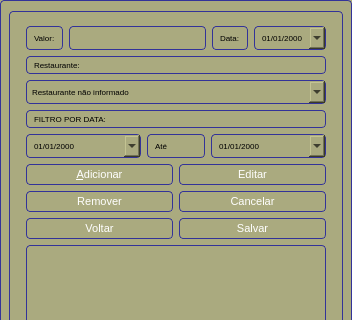
The window that ui/almoco.ui (tiagopascal/Almoco) describes before a commit, drawn with Qt 5; both pictures show x 0 to 352 and y 0 to 320 of the 352 by 538 pixel window.
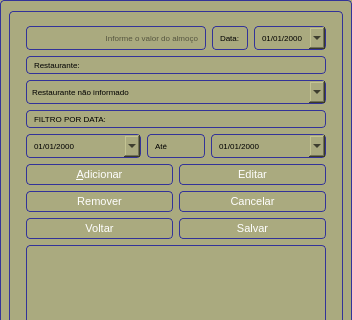
The same window after the commit.

Commit message: Alterado as telas para tamanho maximo fixo

Patch:
```diff
--- a/ui/almoco.ui
+++ b/ui/almoco.ui
@@ -37,7 +37,7 @@
   </property>
   <layout class="QGridLayout" name="gridLayout_principal">
    <property name="sizeConstraint">
-    <enum>QLayout::SetDefaultConstraint</enum>
+    <enum>QLayout::SetMaximumSize</enum>
    </property>
    <property name="leftMargin">
     <number>9</number>
@@ -59,7 +59,7 @@
       </property>
       <item row="0" column="0">
        <layout class="QGridLayout" name="gridLayout_4">
-        <item row="0" column="1">
+        <item row="0" column="0">
          <widget class="QLineEdit" name="lineEdit_valor">
           <property name="font">
            <font>
@@ -78,24 +78,9 @@
           <property name="alignment">
            <set>Qt::AlignRight|Qt::AlignTrailing|Qt::AlignVCenter</set>
           </property>
-         </widget>
-        </item>
-        <item row="0" column="0">
-         <widget class="QLabel" name="label">
-          <property name="font">
-           <font>
-            <pointsize>6</pointsize>
-           </font>
+          <property name="placeholderText">
+           <string>Informe o valor do almoço</string>
           </property>
-          <property name="styleSheet">
-           <string notr="true"/>
-          </property>
-          <property name="text">
-           <string>Valor:</string>
-          </property>
-          <property name="buddy">
-           <cstring>lineEdit_valor</cstring>
-          </property>
          </widget>
         </item>
         <item row="0" column="2">
```
Left out of the diff: 4 changed lines with no effect on the pictures. The commit also changes 5 other files.
